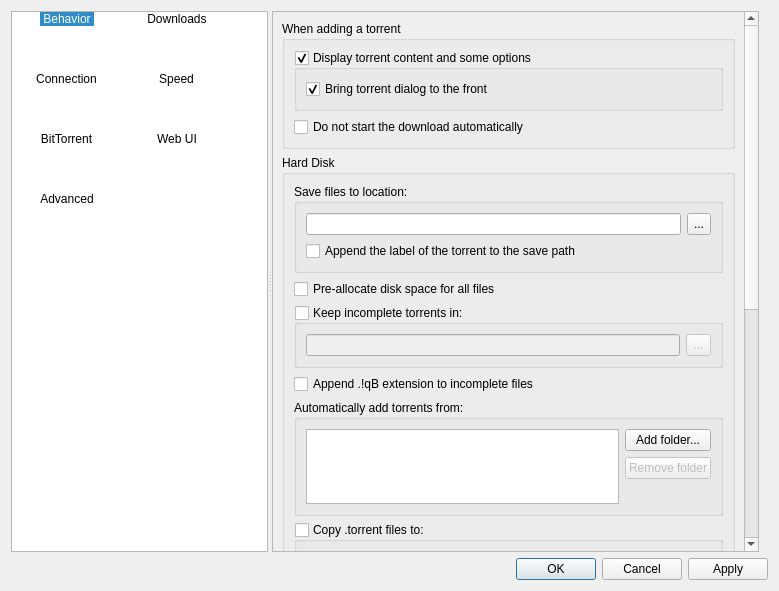
Old version of the form src/gui/options.ui in the repository qbittorrent/qBittorrent.
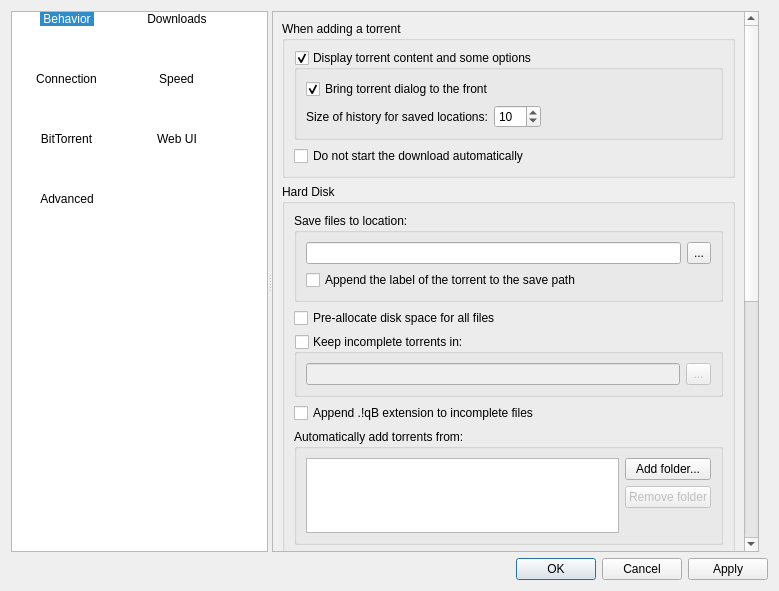
New version of the form. The open tabs and pages were chosen to show the change. Icons and pictures are not drawn.

Commit message: Extended save location history list

The edit to the form file:
```diff
--- a/src/gui/options.ui
+++ b/src/gui/options.ui
@@ -521,7 +521,7 @@
              <x>0</x>
              <y>0</y>
              <width>487</width>
-             <height>965</height>
+             <height>997</height>
             </rect>
            </property>
            <layout class="QVBoxLayout" name="verticalLayout">
@@ -555,8 +555,8 @@
                  <property name="checkable">
                   <bool>true</bool>
                  </property>
-                 <layout class="QGridLayout" name="gridLayout_15">
-                  <item row="0" column="0">
+                 <layout class="QVBoxLayout" name="verticalLayout_11">
+                  <item>
                    <widget class="QCheckBox" name="checkAdditionDialogFront">
                     <property name="text">
                      <string>Bring torrent dialog to the front</string>
@@ -566,6 +566,43 @@
                     </property>
                    </widget>
                   </item>
+                  <item>
+                   <layout class="QHBoxLayout" name="horizontalLayout">
+                    <item>
+                     <widget class="QLabel" name="label_4">
+                      <property name="text">
+                       <string>Size of history for saved locations:</string>
+                      </property>
+                     </widget>
+                    </item>
+                    <item>
+                     <widget class="QSpinBox" name="spinSaveHistoryListSize">
+                      <property name="minimum">
+                       <number>1</number>
+                      </property>
+                      <property name="maximum">
+                       <number>100</number>
+                      </property>
+                      <property name="value">
+                       <number>10</number>
+                      </property>
+                     </widget>
+                    </item>
+                    <item>
+                     <spacer name="horizontalSpacer_10">
+                      <property name="orientation">
+                       <enum>Qt::Horizontal</enum>
+                      </property>
+                      <property name="sizeHint" stdset="0">
+                       <size>
+                        <width>0</width>
+                        <height>0</height>
+                       </size>
+                      </property>
+                     </spacer>
+                    </item>
+                   </layout>
+                  </item>
                  </layout>
                 </widget>
                </item>
```
Left out of the diff: 10 changed lines with no effect on the pictures. The commit also changes 5 other files.
